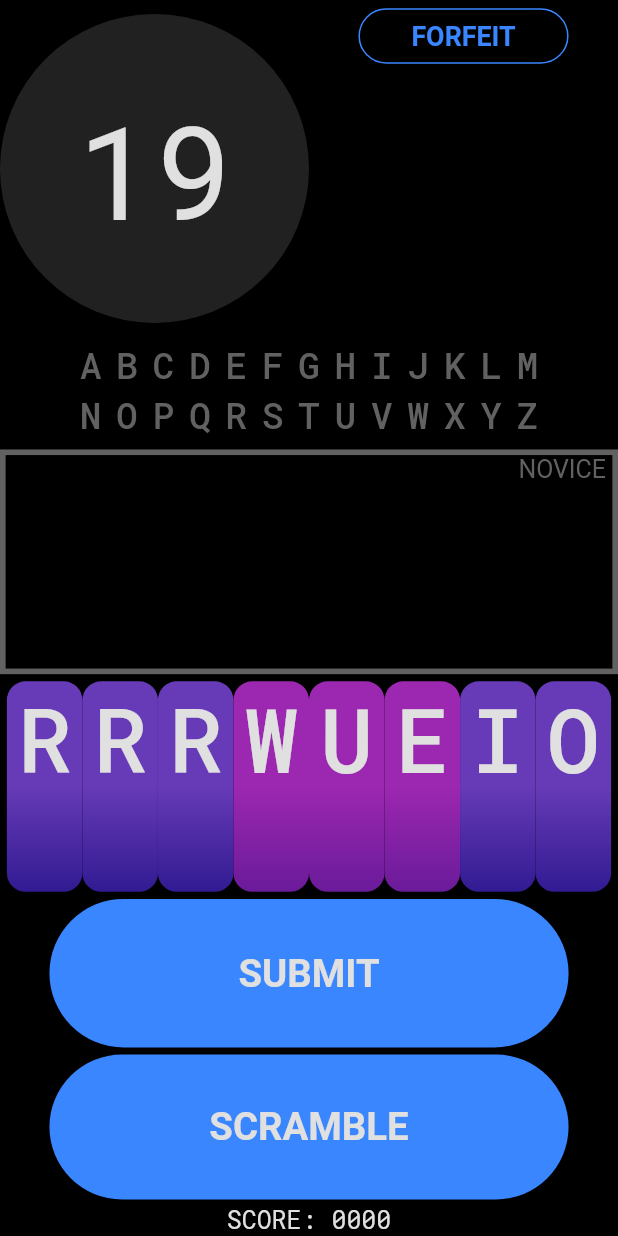
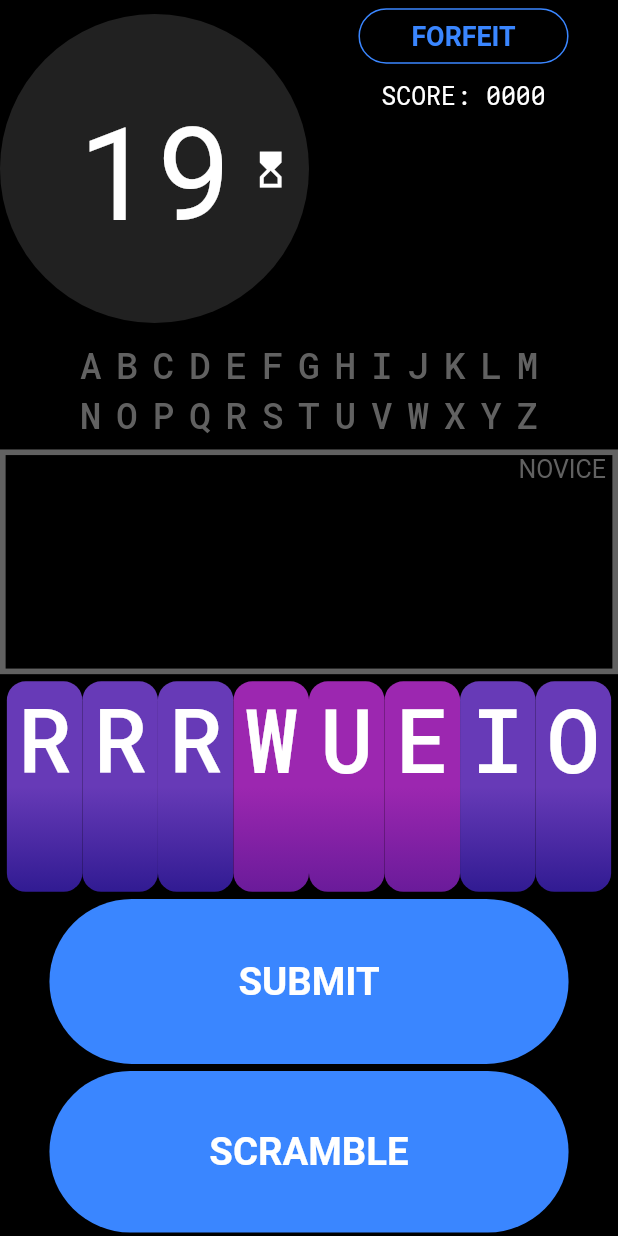
Before and after one commit to OrwellPuppy/Scrambly_Word, a Flutter app: the GameScreen screen opened by its route, on a phone screen of 412 x 824 dp. Run offline on Flutter 3.47's test engine with Material 2 defaults, Android fonts, the phone set to English and light mode, and no system bars; our stand-ins replace shared_preferences; accounts and stored records are empty.

Commit message:
Added icons

```diff
--- a/lib/game.dart
+++ b/lib/game.dart
@@ -1307,7 +1307,7 @@
             child: RawMaterialButton(
                 materialTapTargetSize: MaterialTapTargetSize.shrinkWrap,
                 fillColor: currentButtonColor,
-                textStyle:  TextStyle(color: buttonTextColor),
+                textStyle:  const TextStyle(color: buttonTextColor),
                 shape: RoundedRectangleBorder(
                     borderRadius: BorderRadius.circular(80)),
                 splashColor: myButtonAccent,
@@ -1564,11 +1564,20 @@
         shape: BoxShape.circle,
       ),
       child: Center(
-          child: Text(
+          child: Row(
+              mainAxisAlignment: MainAxisAlignment.spaceEvenly,
+              crossAxisAlignment: CrossAxisAlignment.center,
+              children:[
+                Icon(Icons.hourglass_top_sharp,
+                    size: gMod.clockFontSize*.33, color: Colors.transparent),
+                Text(
         '$displayTicks',
         textAlign: TextAlign.center,
         style: myStyle(gMod.clockFontSize, 'clockStyle'),
-      )),
+          ),
+                Icon(Icons.hourglass_top_sharp,
+                    size: gMod.clockFontSize*.33, color: myWhite),
+              ])),
     );
   }
 }
--- a/lib/globals.dart
+++ b/lib/globals.dart
@@ -15,7 +15,7 @@
 final Color myGrey = Colors.grey.shade700;
 final Color myDarkGrey = Colors.grey.shade900;
 const Color myBlack = Colors.black;
-final Color myWhite = Colors.grey.shade300; //Colors.white;
+const Color myWhite = Colors.white; //Colors.white;
 const Color myRed = Colors.red;
 const Color myBlue =
     Color.fromRGBO(58, 134, 255, 1); //Color.fromRGBO(43, 139, 251,1);
@@ -39,21 +39,21 @@
 final Color plainClockColor = myDarkGrey;
 const Color guessPlainFill = myBlack;
 const Color mainBackgroundColor = myBlack;
-final Color letterTextColor = myWhite;
-final Color buttonTextColor = myWhite;
+const Color letterTextColor = myWhite;
+const Color buttonTextColor = myWhite;
 const Color myWarningColor = myRed;
 const Color myButtonColor = myBlue;
-const Color myPaleButtonColor = myPaleBlue;
+//const Color myPaleButtonColor = myPaleBlue;
 const Color myButtonAccent = myBlueAccent;
 final Color disabledButtonColor = myLightGrey;
 final Color disabledButtonTextColor = myMidGrey;
 const Color cursorColor = myPurple;
 final Color notGotTextColor = myGrey;
-final Color myScoreColor = myWhite;
+const Color myScoreColor = myWhite;
 const Color titleColor = myPurple;
-final Color highScoreColor = myWhite;
-final Color clockTextColor = myWhite;
-final Color popupMenuTextColor = myWhite;
+const Color highScoreColor = myWhite;
+const Color clockTextColor = myWhite;
+const Color popupMenuTextColor = myWhite;
 final Color customFormBackgroundColor = myNiceGrey;
 
 //styles
--- a/pubspec.yaml
+++ b/pubspec.yaml
@@ -1,5 +1,5 @@
 name: scrambly_word_web
-description: A new Flutter project.
+description: A quick word game.
 
 # The following line prevents the package from being accidentally published to
 # pub.dev using `flutter pub publish`. This is preferred for private packages.
@@ -15,7 +15,7 @@
 # In iOS, build-name is used as CFBundleShortVersionString while build-number used as CFBundleVersion.
 # Read more about iOS versioning at
 # https://developer.apple.com/library/archive/documentation/General/Reference/InfoPlistKeyReference/Articles/CoreFoundationKeys.html
-version: 2.0.5+10205
+version: 2.0.6+10206
 
 environment:
   sdk: ">=2.16.1 <3.0.0"
```
Also changed, not shown: lib/main.dart (+9 -10 lines), 25 other files.
